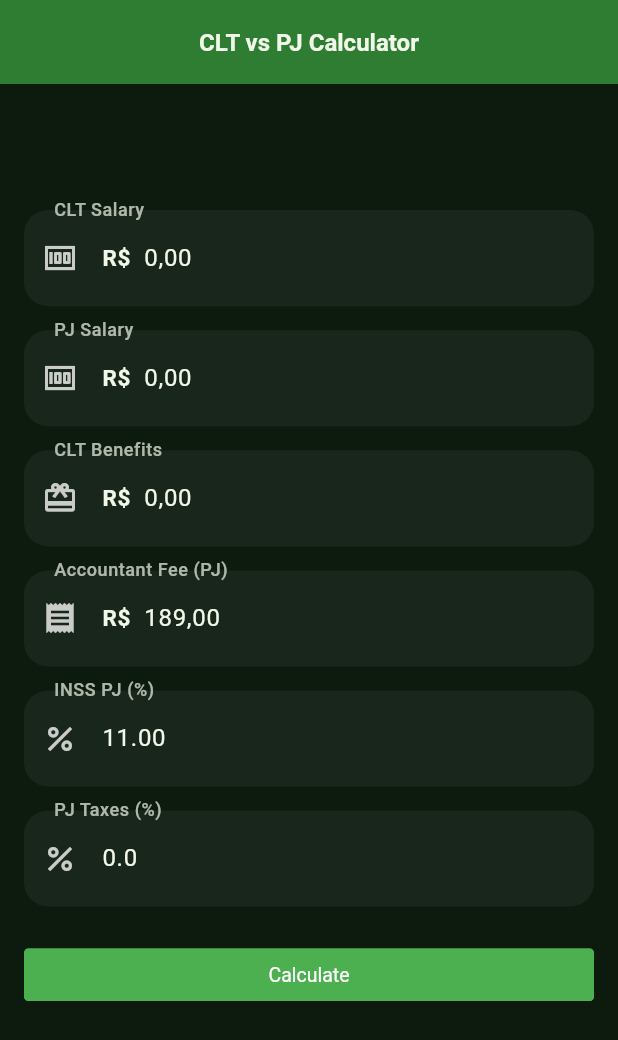
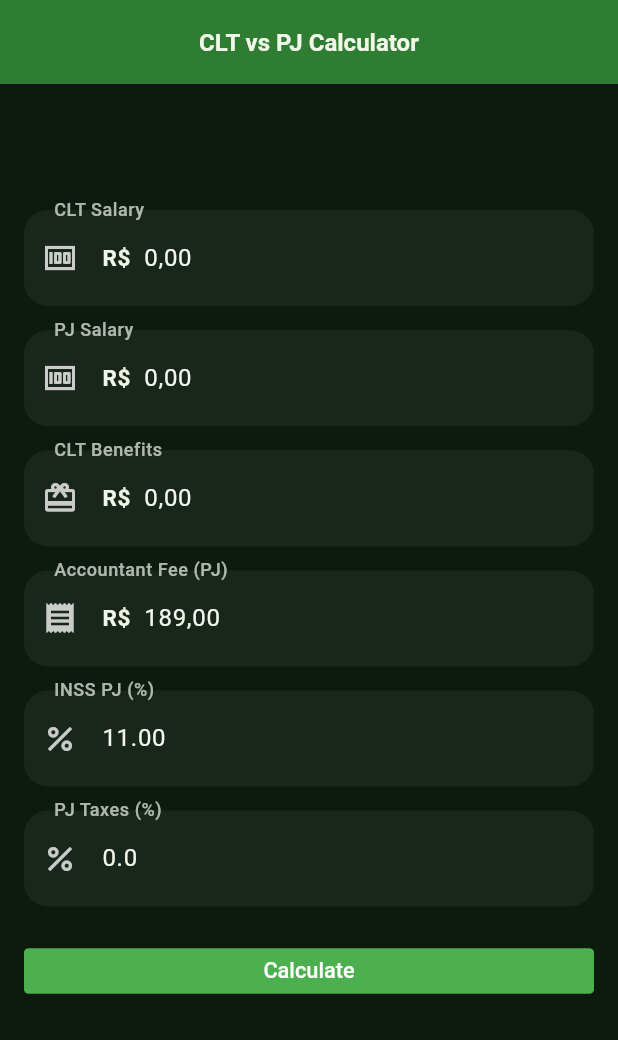
Before and after one commit to Victor-Zarzar/cltxpj-flutter, a Flutter app: the HomePage screen opened directly, on a phone screen of 412 x 824 dp. Shown: the top 1040 px of the screen. Run offline on Flutter 3.47's test engine with Material 3 defaults, Android fonts, the phone set to English and light mode, and no system bars; drawn by our look-alikes of getwidget; our stand-ins replace easy_localization, fl_chart, flutter_local_notifications, flutter_secure_storage, flutter_svg, google_fonts and 2 more; accounts and stored records are empty.

Commit message:
Update custom button and readme.

```diff
--- a/assets/translations/en-US.json
+++ b/assets/translations/en-US.json
@@ -33,5 +33,7 @@
   "notifications_icon": "Notifications icon",
   "language_icon": "Language icon",
   "arrow_icon": "Arrow icon",
-  "about_icon": "About icon"
+  "about_icon": "About icon",
+  "title_notification": "Do you like our app?",
+  "body_notification": "Rate us in the store!"
 }
--- a/assets/translations/es.json
+++ b/assets/translations/es.json
@@ -33,5 +33,7 @@
   "notifications_icon": "Ícono de notificaciones",
   "language_icon": "Ícono de idioma",
   "arrow_icon": "Ícono de flecha",
-  "about_icon": "Ícono acerca de"
+  "about_icon": "Ícono acerca de",
+  "title_notification": "¿Te gusta nuestra aplicación?",
+  "body_notification": "¡Califícanos en la tienda!"
 }
--- a/assets/translations/pt-BR.json
+++ b/assets/translations/pt-BR.json
@@ -33,5 +33,7 @@
   "notifications_icon": "Ícone de notificações",
   "language_icon": "Ícone de idioma",
   "arrow_icon": "Ícone de seta",
-  "about_icon": "Ícone sobre"
+  "about_icon": "Ícone sobre",
+  "title_notification": "Está gostando do nosso app?",
+  "body_notification": "Nos avalie na loja!"
 }
--- a/lib/view/components/custom_button.dart
+++ b/lib/view/components/custom_button.dart
@@ -17,7 +17,7 @@ class CustomButton extends StatelessWidget {
     required this.color,
     this.maxWidth,
     this.minWidth,
-    this.height = 50,
+    this.height = 30,
     this.fullWidth = false,
   });
 
@@ -32,6 +32,10 @@ class CustomButton extends StatelessWidget {
       child: Text(text),
     );
 
+    if (fullWidth) {
+      return SizedBox(height: height, width: double.infinity, child: button);
+    }
+
     return Center(
       child: ConstrainedBox(
         constraints: BoxConstraints(
@@ -39,7 +43,11 @@ class CustomButton extends StatelessWidget {
           minWidth: minWidth ?? 0,
           minHeight: height ?? 0,
         ),
-        child: button,
+        child: SizedBox(
+          width: maxWidth, // Esse é o segredo para web
+          height: height,
+          child: button,
+        ),
       ),
     );
   }
--- a/lib/view/home_page.dart
+++ b/lib/view/home_page.dart
@@ -2,6 +2,7 @@ import 'package:cltxpj/controller/calculate_controller.dart';
 import 'package:cltxpj/features/app_theme.dart';
 import 'package:cltxpj/features/theme_provider.dart';
 import 'package:cltxpj/utils/chart_data_hepler.dart';
+import 'package:cltxpj/view/components/custom_button.dart';
 import 'package:cltxpj/view/components/input_field.dart';
 import 'package:cltxpj/view/components/pie_chart_widget.dart';
 import 'package:cltxpj/view/widgets/responsive_scaffold.dart';
@@ -315,7 +316,8 @@ class _HomePageState extends State<HomePage> {
                       maxWidth: 600,
                     ),
                     const SizedBox(height: 20),
-                    GFButton(
+                    CustomButton(
+                      maxWidth: 600,
                       color:
                           notifier.isDark
                               ? ButtonColor.fourthColor
@@ -341,7 +343,7 @@ class _HomePageState extends State<HomePage> {
                           _showResult();
                         }
                       },
-                      child: Text('calculate'.tr()),
+                      text: 'calculate'.tr(),
                     ),
                   ],
                 ),
```
Also changed, not shown: assets/imgs/homepageweb.png (added), 2 other files.
